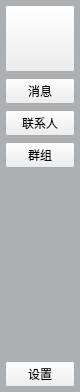
This is smallWidget/sidebar.ui in az7792/MyChatClient as Qt 5 draws it before an edit. The edited form follows.
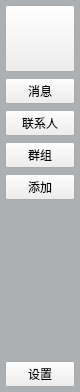
This is the edited form. Icons and pictures are not drawn.

Commit message: 添加好友功能

The edit to the form file:
```diff
--- a/smallWidget/sidebar.ui
+++ b/smallWidget/sidebar.ui
@@ -131,6 +131,13 @@
         </property>
        </widget>
       </item>
+      <item>
+       <widget class="QPushButton" name="add">
+        <property name="text">
+         <string>添加</string>
+        </property>
+       </widget>
+      </item>
       <item>
        <spacer name="verticalSpacer">
         <property name="orientation">
```
The commit also changes 8 other files.
